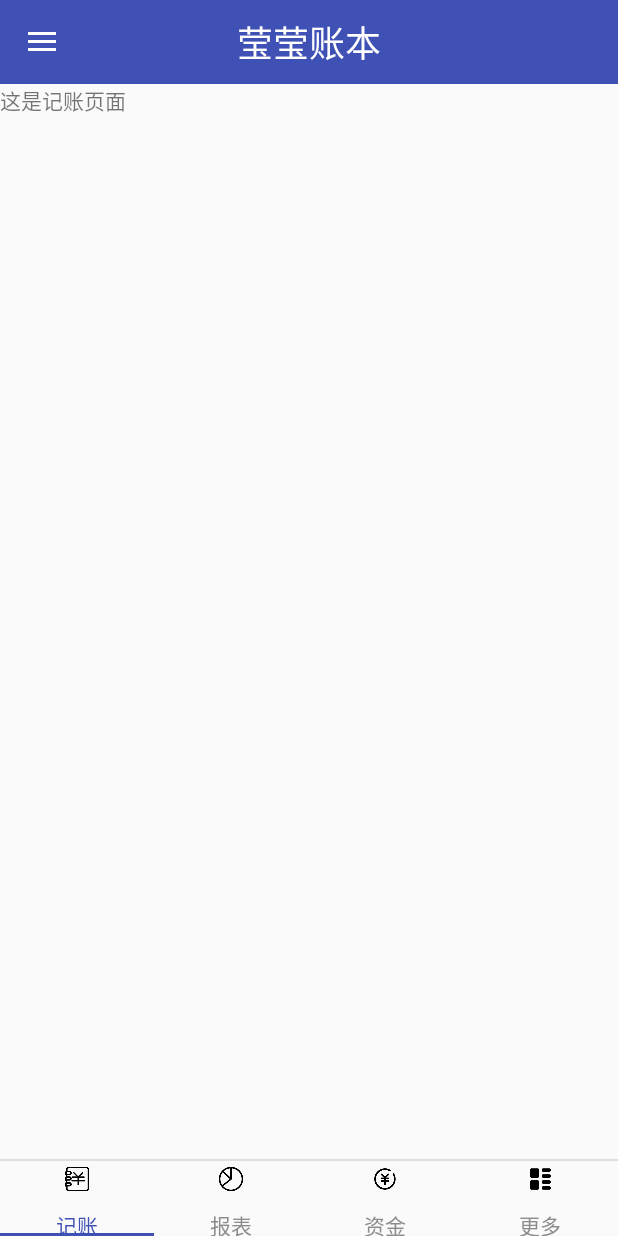
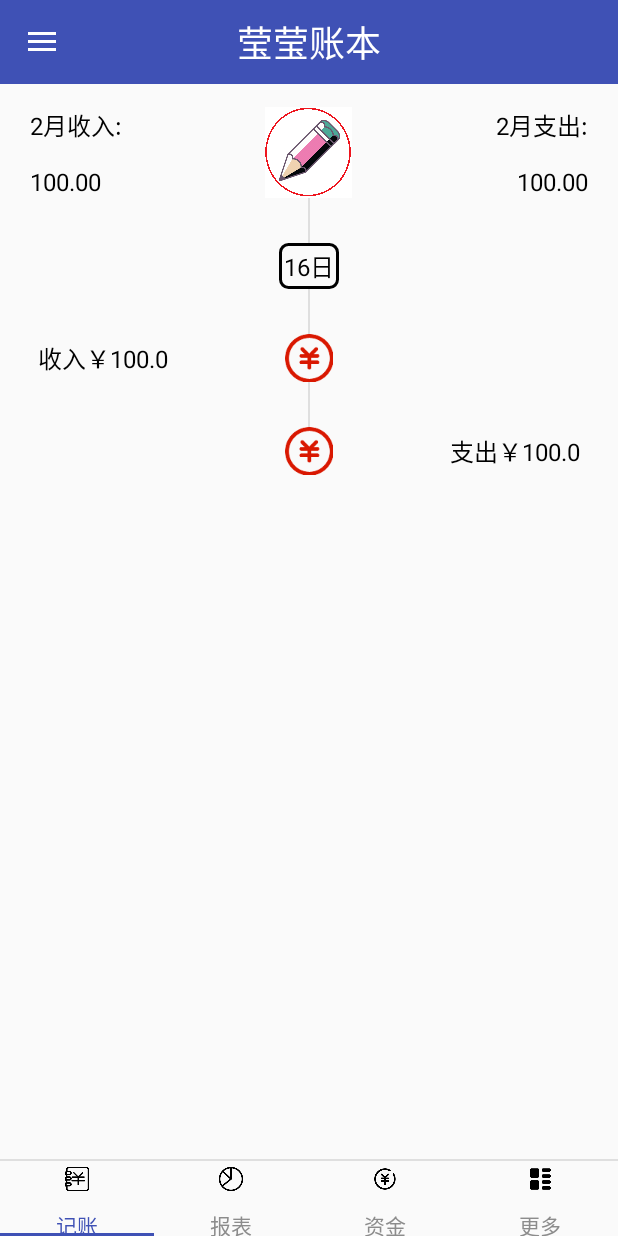
Before and after one commit to ZhangYeSong/JudyAccount, an Android app: the screen it shows after launch (HomeActivity), on a phone screen of 412 x 824 dp. Run offline under Robolectric (Android 15) with nearby library versions, the phone set to English and light mode, and no system bars.

Commit message:
记账RecyclerView初步完成

```diff
--- /dev/null
+++ b/app/src/main/java/com/song/judyaccount/adapter/RecordAdapter.java
@@ -0,0 +1,77 @@
+package com.song.judyaccount.adapter;
+
+import android.support.v7.widget.RecyclerView;
+import android.util.Log;
+import android.view.LayoutInflater;
+import android.view.View;
+import android.view.ViewGroup;
+import android.widget.ImageView;
+import android.widget.TextView;
+
+import com.song.judyaccount.R;
+import com.song.judyaccount.model.RecordBean;
+
+import java.util.Calendar;
+import java.util.List;
+
+/**
+ * Created by Judy on 2017/2/16.
+ */
+
+public class RecordAdapter extends RecyclerView.Adapter<RecordAdapter.ViewHolder> {
+    private List<RecordBean> mData;
+    public RecordAdapter(List<RecordBean> data) {
+        this.mData = data;
+    }
+
+    @Override
+    public ViewHolder onCreateViewHolder(ViewGroup parent, int viewType) {
+        View view = LayoutInflater.from(parent.getContext()).inflate(R.layout.list_item_record, parent, false);
+        return new ViewHolder(view);
+    }
+
+    @Override
+    public void onBindViewHolder(ViewHolder holder, int position) {
+        RecordBean recordBean = mData.get(position);
+        int day = recordBean.calendar.get(Calendar.DAY_OF_MONTH);
+        holder.mTvDate.setText(day+"日");
+        if (position == 0) {
+            holder.mTvDate.setVisibility(View.VISIBLE);
+        } else {
+            if (mData.get(position - 1).calendar.get(Calendar.DAY_OF_MONTH) == day) {
+                holder.mTvDate.setVisibility(View.GONE);
+            } else {
+                holder.mTvDate.setVisibility(View.VISIBLE);
+            }
+        }
+        if (recordBean.isIncome) {
+            holder.mTv_des_incom.setText("收入￥" + recordBean.money);
+            holder.mTv_des_expense.setText("");
+        } else {
+            holder.mTv_des_incom.setText("");
+            holder.mTv_des_expense.setText("支出￥" + recordBean.money);
+        }
+        Log.d("111111", "+"+position);
+        Log.d("mData.size()", "+"+mData.size());
+    }
+
+    @Override
+    public int getItemCount() {
+        return mData.size();
+    }
+
+    static class ViewHolder extends RecyclerView.ViewHolder {
+        private final TextView mTvDate;
+        private final TextView mTv_des_incom;
+        private final TextView mTv_des_expense;
+        private final ImageView mIvType;
+
+        public ViewHolder(View itemView) {
+            super(itemView);
+            mTvDate = (TextView) itemView.findViewById(R.id.tv_date);
+            mTv_des_incom = (TextView) itemView.findViewById(R.id.tv_des_incom);
+            mTv_des_expense = (TextView) itemView.findViewById(R.id.tv_des_expense);
+            mIvType = (ImageView) itemView.findViewById(R.id.iv_type);
+        }
+    }
+}
--- /dev/null
+++ b/app/src/main/java/com/song/judyaccount/model/RecordBean.java
@@ -0,0 +1,21 @@
+package com.song.judyaccount.model;
+
+import java.util.Calendar;
+
+/**
+ * Created by Judy on 2017/2/16.
+ */
+
+public class RecordBean {
+    public float money;
+    public boolean isIncome;
+    public int type;
+    public Calendar calendar;
+
+    public RecordBean(float money, boolean isIncome, int type, Calendar calendar) {
+        this.money = money;
+        this.isIncome = isIncome;
+        this.type = type;
+        this.calendar = calendar;
+    }
+}
--- a/app/src/main/java/com/song/judyaccount/view/fragment/RecordFragment.java
+++ b/app/src/main/java/com/song/judyaccount/view/fragment/RecordFragment.java
@@ -3,20 +3,64 @@ package com.song.judyaccount.view.fragment;
 import android.os.Bundle;
 import android.support.annotation.Nullable;
 import android.support.v4.app.Fragment;
+import android.support.v7.widget.LinearLayoutManager;
+import android.support.v7.widget.RecyclerView;
 import android.view.LayoutInflater;
 import android.view.View;
 import android.view.ViewGroup;
+import android.widget.ImageView;
+import android.widget.TextView;
 
 import com.song.judyaccount.R;
+import com.song.judyaccount.adapter.RecordAdapter;
+import com.song.judyaccount.model.RecordBean;
+
+import java.util.ArrayList;
+import java.util.Calendar;
+import java.util.List;
 
 /**
  * Created by Judy on 2017/2/15.
  */
 
 public class RecordFragment extends Fragment {
+    private ImageView mIvWrite;
+    private TextView mTvIncomeMonth;
+    private TextView mTvIncomeNum;
+    private TextView mTvExpenseMonth;
+    private TextView mTvExpenseNum;
+    private RecyclerView mRecyclerViewRecord;
+    private List<RecordBean> mData;
+    private RecordAdapter mRecordAdapter;
+
     @Nullable
     @Override
     public View onCreateView(LayoutInflater inflater, @Nullable ViewGroup container, @Nullable Bundle savedInstanceState) {
         return View.inflate(getContext(), R.layout.fragment_record, null);
     }
+
+    @Override
+    public void onViewCreated(View view, @Nullable Bundle savedInstanceState) {
+        super.onViewCreated(view, savedInstanceState);
+        mIvWrite = (ImageView) view.findViewById(R.id.iv_write);
+        mTvIncomeMonth = (TextView) view.findViewById(R.id.tv_income_month);
+        mTvIncomeNum = (TextView) view.findViewById(R.id.tv_income_num);
+        mTvExpenseMonth = (TextView) view.findViewById(R.id.tv_expense_month);
+        mTvExpenseNum = (TextView) view.findViewById(R.id.tv_expense_num);
+        mRecyclerViewRecord = (RecyclerView) view.findViewById(R.id.recycler_view_record);
+        mRecyclerViewRecord.setLayoutManager(new LinearLayoutManager(getContext()));
+        mData = new ArrayList<>();
+        mData.add(new RecordBean(100,true,1, Calendar.getInstance()));
+        mData.add(new RecordBean(100,false,1, Calendar.getInstance()));
+        updateView();
+    }
+
+    private void updateView() {
+        if (mRecordAdapter == null) {
+            mRecordAdapter = new RecordAdapter(mData);
+            mRecyclerViewRecord.setAdapter(mRecordAdapter);
+        } else {
+            mRecordAdapter.notifyDataSetChanged();
+        }
+    }
 }
--- /dev/null
+++ b/app/src/main/res/drawable/shape_kuang.xml
@@ -0,0 +1,8 @@
+<?xml version="1.0" encoding="utf-8"?>
+<shape xmlns:android="http://schemas.android.com/apk/res/android"
+    android:shape="rectangle">
+
+    <corners android:radius="5dp" />
+    <stroke android:color="#000" android:width="2dp" />
+
+</shape>
--- a/app/src/main/res/layout/fragment_record.xml
+++ b/app/src/main/res/layout/fragment_record.xml
@@ -3,10 +3,73 @@
               android:orientation="vertical"
               android:layout_width="match_parent"
               android:layout_height="match_parent">
+    <RelativeLayout
+        android:layout_width="match_parent"
+        android:layout_height="wrap_content">
 
-    <TextView
+        <ImageView
+            android:layout_marginTop="15dp"
+            android:id="@+id/iv_write"
+            android:layout_centerHorizontal="true"
+            android:layout_width="wrap_content"
+            android:layout_height="wrap_content"
+            android:src="@mipmap/pencil"/>
+        <View
+            android:layout_centerHorizontal="true"
+            android:layout_below="@+id/iv_write"
+            android:layout_width="1dp"
+            android:layout_height="30dp"
+            android:background="@color/grey"/>
+
+        <TextView
+            android:id="@+id/tv_income_month"
+            android:layout_width="wrap_content"
+            android:layout_height="wrap_content"
+            android:text="2月收入:"
+            android:textColor="#000"
+            android:textSize="16dp"
+            android:layout_marginLeft="20dp"
+            android:layout_alignTop="@+id/iv_write"/>
+
+        <TextView
+            android:id="@+id/tv_income_num"
+            android:layout_width="wrap_content"
+            android:layout_height="wrap_content"
+            android:text="100.00"
+            android:textColor="#000"
+            android:textSize="16dp"
+            android:layout_marginLeft="20dp"
+            android:layout_alignBottom="@+id/iv_write"/>
+        <TextView
+            android:id="@+id/tv_expense_month"
+            android:layout_width="wrap_content"
+            android:layout_height="wrap_content"
+            android:layout_alignParentEnd="true"
+            android:text="2月支出:"
+            android:textColor="#000"
+            android:textSize="16dp"
+            android:layout_marginRight="20dp"
+            android:layout_alignTop="@+id/iv_write"
+            android:layout_alignParentRight="true"/>
+
+        <TextView
+            android:id="@+id/tv_expense_num"
+            android:layout_width="wrap_content"
+            android:layout_height="wrap_content"
+            android:text="100.00"
+            android:textColor="#000"
+            android:textSize="16dp"
+            android:layout_marginRight="20dp"
+            android:layout_alignParentEnd="true"
+            android:layout_alignBottom="@+id/iv_write"
+            android:layout_alignParentRight="true"/>
+
+    </RelativeLayout>
+
+    <android.support.v7.widget.RecyclerView
+        android:id="@+id/recycler_view_record"
         android:layout_width="match_parent"
-        android:layout_height="wrap_content"
-        android:text="这是记账页面"/>
+        android:layout_height="match_parent"/>
+
 
 </LinearLayout>
--- /dev/null
+++ b/app/src/main/res/layout/list_item_record.xml
@@ -0,0 +1,61 @@
+<?xml version="1.0" encoding="utf-8"?>
+<LinearLayout xmlns:android="http://schemas.android.com/apk/res/android"
+              android:layout_width="match_parent"
+              android:layout_height="wrap_content"
+              android:orientation="vertical">
+
+    <TextView
+        android:id="@+id/tv_date"
+        android:layout_width="wrap_content"
+        android:layout_height="wrap_content"
+        android:layout_gravity="center_horizontal"
+        android:background="@drawable/shape_kuang"
+        android:padding="3dp"
+        android:text="今天"
+        android:textColor="#000"
+        android:textSize="16sp"/>
+
+    <View
+        android:layout_width="1dp"
+        android:layout_height="30dp"
+        android:layout_gravity="center_horizontal"
+        android:background="@color/grey"/>
+
+    <LinearLayout
+        android:layout_width="match_parent"
+        android:layout_height="wrap_content"
+        android:orientation="horizontal"
+        android:gravity="center_vertical">
+
+        <TextView
+            android:id="@+id/tv_des_incom"
+            android:layout_width="0dp"
+            android:layout_height="wrap_content"
+            android:layout_weight="1"
+            android:gravity="center_horizontal"
+            android:text="收入75.00"
+            android:textColor="#000"
+            android:textSize="16sp"/>
+
+        <ImageView
+            android:id="@+id/iv_type"
+            android:layout_width="0dp"
+            android:layout_height="wrap_content"
+            android:layout_weight="1"
+            android:gravity="center_horizontal"
+            android:src="@mipmap/expense_common"/>
+
+        <TextView
+            android:id="@+id/tv_des_expense"
+            android:layout_width="0dp"
+            android:layout_height="wrap_content"
+            android:layout_weight="1"
+            android:gravity="center_horizontal"
+            android:text="支出75.00"
+            android:textColor="#000"
+            android:textSize="16sp"/>
+
+    </LinearLayout>
+
+
+</LinearLayout>
```
Also changed, not shown: app/src/main/res/mipmap-xhdpi/expense_common.png (added), app/src/main/res/mipmap-xxhdpi/pencil.png (added).
